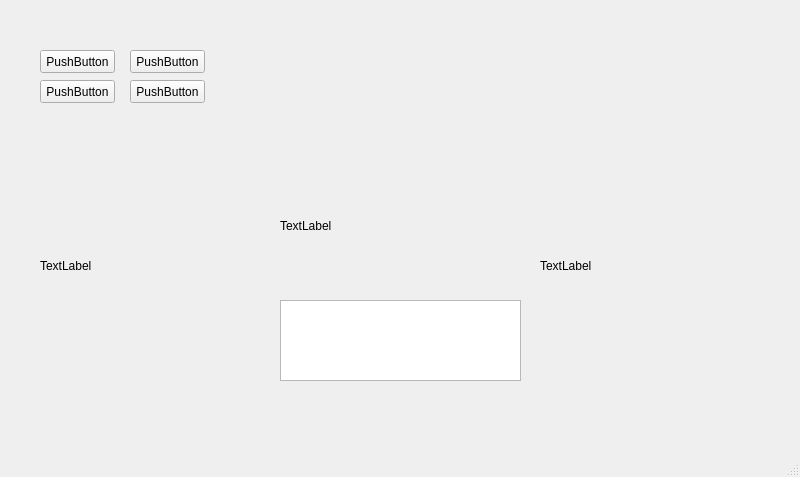
Before: the Qt Designer form mainwindow.ui in cryyin/duoduoimage, drawn with Qt 5.
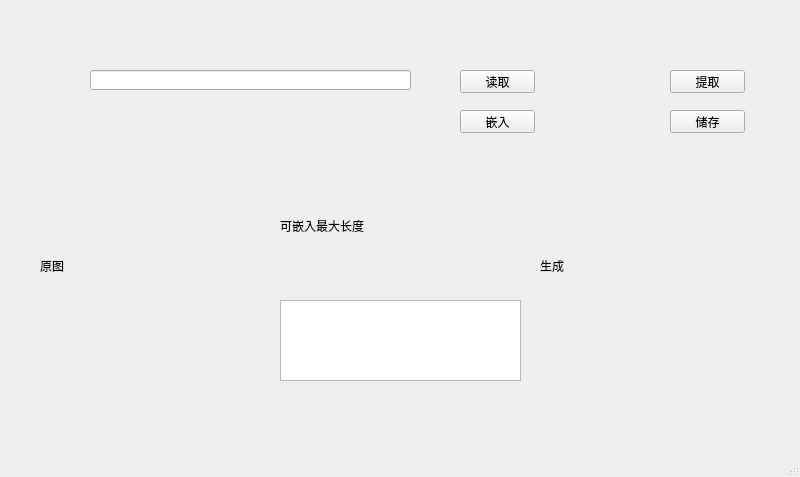
After: the same form once the commit is applied.

Diff of the .ui file:
```diff
--- a/mainwindow.ui
+++ b/mainwindow.ui
@@ -17,53 +17,53 @@
    <widget class="QPushButton" name="pushButton">
     <property name="geometry">
      <rect>
-      <x>40</x>
-      <y>50</y>
+      <x>460</x>
+      <y>70</y>
       <width>75</width>
       <height>23</height>
      </rect>
     </property>
     <property name="text">
-     <string>PushButton</string>
+     <string>读取</string>
     </property>
    </widget>
    <widget class="QPushButton" name="pushButton_2">
     <property name="geometry">
      <rect>
-      <x>40</x>
-      <y>80</y>
+      <x>670</x>
+      <y>110</y>
       <width>75</width>
       <height>23</height>
      </rect>
     </property>
     <property name="text">
-     <string>PushButton</string>
+     <string>储存</string>
     </property>
    </widget>
    <widget class="QPushButton" name="pushButton_3">
     <property name="geometry">
      <rect>
-      <x>130</x>
-      <y>50</y>
+      <x>460</x>
+      <y>110</y>
       <width>75</width>
       <height>23</height>
      </rect>
     </property>
     <property name="text">
-     <string>PushButton</string>
+     <string>嵌入</string>
     </property>
    </widget>
    <widget class="QPushButton" name="pushButton_4">
     <property name="geometry">
      <rect>
-      <x>130</x>
-      <y>80</y>
+      <x>670</x>
+      <y>70</y>
       <width>75</width>
       <height>23</height>
      </rect>
     </property>
     <property name="text">
-     <string>PushButton</string>
+     <string>提取</string>
     </property>
    </widget>
    <widget class="QLabel" name="label">
@@ -76,7 +76,7 @@
      </rect>
     </property>
     <property name="text">
-     <string>TextLabel</string>
+     <string>可嵌入最大长度</string>
     </property>
    </widget>
    <widget class="QLabel" name="label_2">
@@ -89,7 +89,7 @@
      </rect>
     </property>
     <property name="text">
-     <string>TextLabel</string>
+     <string>原图</string>
     </property>
    </widget>
    <widget class="QLabel" name="label_3">
@@ -102,7 +102,7 @@
      </rect>
     </property>
     <property name="text">
-     <string>TextLabel</string>
+     <string>生成</string>
     </property>
    </widget>
    <widget class="QTextEdit" name="textEdit">
@@ -115,6 +115,16 @@
      </rect>
     </property>
    </widget>
+   <widget class="QLineEdit" name="lineEdit">
+    <property name="geometry">
+     <rect>
+      <x>90</x>
+      <y>70</y>
+      <width>321</width>
+      <height>20</height>
+     </rect>
+    </property>
+   </widget>
   </widget>
   <widget class="QMenuBar" name="menubar">
    <property name="geometry">
```
